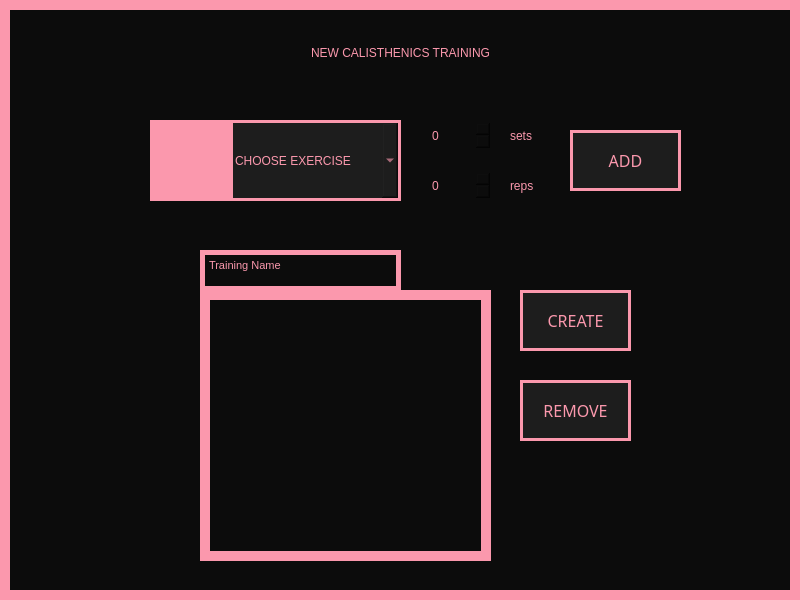
Old version of the form View/NewCalisthenicsTraining.ui in the repository Hanna-J-K/fitnessapp.
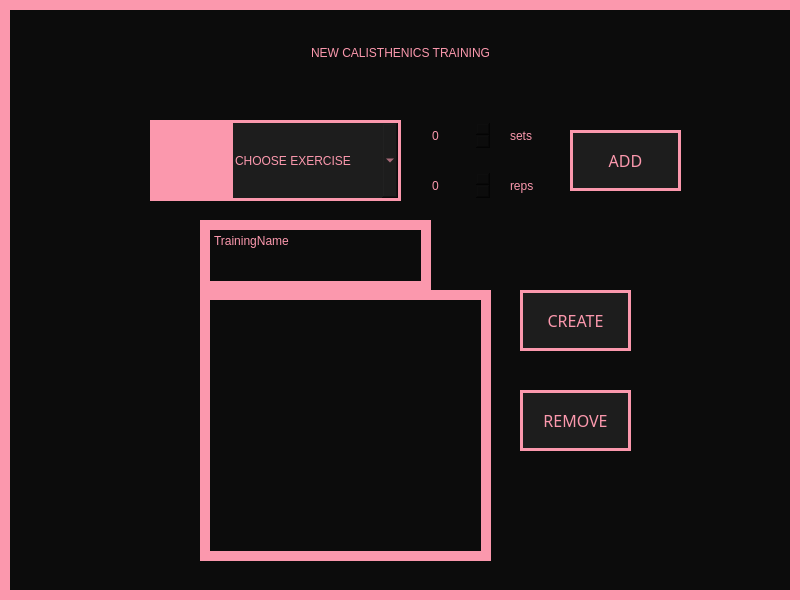
New version of the form. Icons and pictures are not drawn.

Commit message: creatingt training instances with list of exercises works

```diff
--- a/View/NewCalisthenicsTraining.ui
+++ b/View/NewCalisthenicsTraining.ui
@@ -247,33 +247,24 @@
      <string>CREATE</string>
     </property>
    </widget>
-   <widget class="QTextEdit" name="training_name">
+   <widget class="QPlainTextEdit" name="tr_name_btn">
     <property name="geometry">
      <rect>
       <x>200</x>
-      <y>250</y>
-      <width>201</width>
-      <height>41</height>
+      <y>220</y>
+      <width>231</width>
+      <height>71</height>
      </rect>
     </property>
-    <property name="styleSheet">
-     <string notr="true">border: 5px solid #FB98AD;
-font: 16pt &quot;MS Shell Dlg 2&quot;;
-</string>
-    </property>
-    <property name="html">
-     <string>&lt;!DOCTYPE HTML PUBLIC &quot;-//W3C//DTD HTML 4.0//EN&quot; &quot;http://www.w3.org/TR/REC-html40/strict.dtd&quot;&gt;
-&lt;html&gt;&lt;head&gt;&lt;meta name=&quot;qrichtext&quot; content=&quot;1&quot; /&gt;&lt;style type=&quot;text/css&quot;&gt;
-p, li { white-space: pre-wrap; }
-&lt;/style&gt;&lt;/head&gt;&lt;body style=&quot; font-family:'MS Shell Dlg 2'; font-size:16pt; font-weight:400; font-style:normal;&quot;&gt;
-&lt;p style=&quot; margin-top:0px; margin-bottom:0px; margin-left:0px; margin-right:0px; -qt-block-indent:0; text-indent:0px;&quot;&gt;&lt;span style=&quot; font-size:8.25pt;&quot;&gt;Training Name&lt;/span&gt;&lt;/p&gt;&lt;/body&gt;&lt;/html&gt;</string>
+    <property name="plainText">
+     <string>TrainingName</string>
     </property>
    </widget>
    <widget class="QPushButton" name="remove_training_btn">
     <property name="geometry">
      <rect>
       <x>520</x>
-      <y>380</y>
+      <y>390</y>
       <width>111</width>
       <height>61</height>
      </rect>
```
The commit also changes 7 other files.
